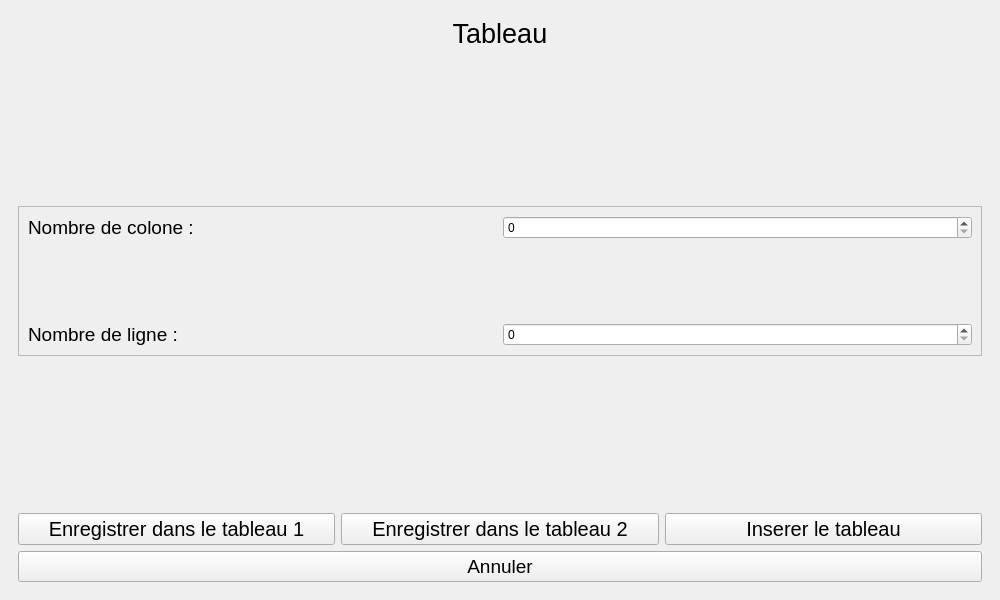
Qt form cuiapostite.ui (Arrera-Software/Arrera-Postite) before a commit.
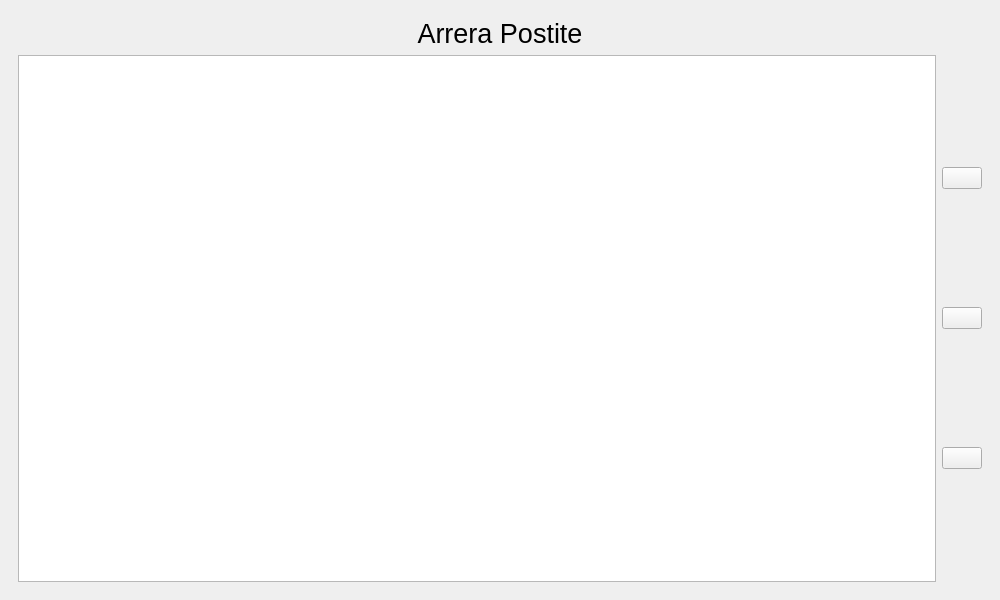
The same form after that commit. Icons and pictures are not drawn. Custom widgets are drawn as their Qt base class.

Commit message: Ajout d'un page d'acceuil qui permet d'ouvrir des fchier  directemente

```diff
--- a/cuiapostite.ui
+++ b/cuiapostite.ui
@@ -22,7 +22,7 @@
     <item>
      <widget class="QStackedWidget" name="postite">
       <property name="currentIndex">
-       <number>3</number>
+       <number>1</number>
       </property>
       <widget class="QWidget" name="main">
        <layout class="QVBoxLayout" name="verticalLayout_2">
@@ -378,6 +378,87 @@
         </item>
        </layout>
       </widget>
+      <widget class="QWidget" name="pageFile">
+       <layout class="QVBoxLayout" name="verticalLayout_13">
+        <item>
+         <widget class="QLabel" name="label_3">
+          <property name="font">
+           <font>
+            <pointsize>20</pointsize>
+           </font>
+          </property>
+          <property name="text">
+           <string>Arrera Postite</string>
+          </property>
+          <property name="alignment">
+           <set>Qt::AlignmentFlag::AlignCenter</set>
+          </property>
+         </widget>
+        </item>
+        <item>
+         <layout class="QHBoxLayout" name="horizontalLayout_9">
+          <item>
+           <widget class="QTreeView" name="IDC_VIEWFILE"/>
+          </item>
+          <item>
+           <layout class="QVBoxLayout" name="verticalLayout_12">
+            <item>
+             <widget class="QPushButton" name="IDC_FOLDER">
+              <property name="text">
+               <string/>
+              </property>
+              <property name="icon">
+               <iconset resource="postitesrc.qrc">
+                <normaloff>:/img/folder.png</normaloff>:/img/folder.png</iconset>
+              </property>
+              <property name="iconSize">
+               <size>
+                <width>40</width>
+                <height>40</height>
+               </size>
+              </property>
+             </widget>
+            </item>
+            <item>
+             <widget class="QPushButton" name="IDC_PARAMETREACCEUIL">
+              <property name="text">
+               <string/>
+              </property>
+              <property name="icon">
+               <iconset resource="postitesrc.qrc">
+                <normaloff>:/img/parametre.png</normaloff>:/img/parametre.png</iconset>
+              </property>
+              <property name="iconSize">
+               <size>
+                <width>40</width>
+                <height>40</height>
+               </size>
+              </property>
+             </widget>
+            </item>
+            <item>
+             <widget class="QPushButton" name="IDC_QUITACCEUIL">
+              <property name="text">
+               <string/>
+              </property>
+              <property name="icon">
+               <iconset resource="postitesrc.qrc">
+                <normaloff>:/img/quit.png</normaloff>:/img/quit.png</iconset>
+              </property>
+              <property name="iconSize">
+               <size>
+                <width>40</width>
+                <height>40</height>
+               </size>
+              </property>
+             </widget>
+            </item>
+           </layout>
+          </item>
+         </layout>
+        </item>
+       </layout>
+      </widget>
       <widget class="QWidget" name="para">
        <layout class="QVBoxLayout" name="verticalLayout_3">
         <item>
```
The commit also changes 6 other files.
